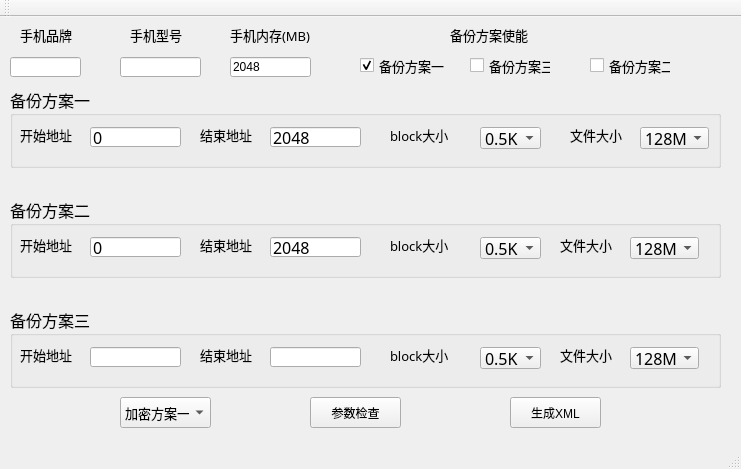
Old version of the form xmlEdit/mainwindow.ui in the repository godvmxi/mobile.
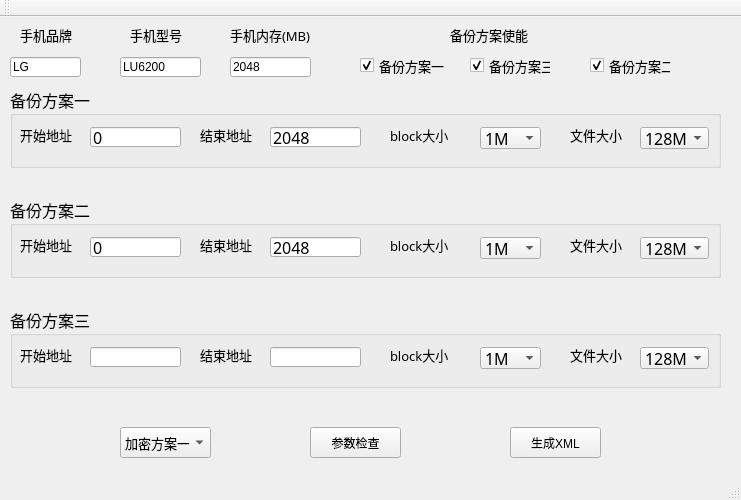
New version of the form.

Commit message: add struct for device

```diff
--- a/xmlEdit/mainwindow.ui
+++ b/xmlEdit/mainwindow.ui
@@ -7,7 +7,7 @@
     <x>0</x>
     <y>0</y>
     <width>741</width>
-    <height>469</height>
+    <height>500</height>
    </rect>
   </property>
   <property name="windowTitle">
@@ -48,6 +48,9 @@
 &lt;/style&gt;&lt;/head&gt;&lt;body style=&quot; font-family:'MS Shell Dlg 2'; font-size:8.25pt; font-weight:400; font-style:normal;&quot;&gt;
 &lt;p style=&quot; margin-top:0px; margin-bottom:0px; margin-left:0px; margin-right:0px; -qt-block-indent:0; text-indent:0px;&quot;&gt;&lt;span style=&quot; font-size:14pt;&quot;&gt;备份单位，每个BLOCK的大小&lt;/span&gt;&lt;/p&gt;&lt;/body&gt;&lt;/html&gt;</string>
      </property>
+     <property name="currentIndex">
+      <number>4</number>
+     </property>
      <item>
       <property name="text">
        <string>0.5K</string>
@@ -259,6 +262,9 @@
 &lt;/style&gt;&lt;/head&gt;&lt;body style=&quot; font-family:'MS Shell Dlg 2'; font-size:8.25pt; font-weight:400; font-style:normal;&quot;&gt;
 &lt;p style=&quot; margin-top:0px; margin-bottom:0px; margin-left:0px; margin-right:0px; -qt-block-indent:0; text-indent:0px;&quot;&gt;&lt;span style=&quot; font-size:14pt;&quot;&gt;备份单位，每个BLOCK的大小&lt;/span&gt;&lt;/p&gt;&lt;/body&gt;&lt;/html&gt;</string>
      </property>
+     <property name="currentIndex">
+      <number>4</number>
+     </property>
      <item>
       <property name="text">
        <string>0.5K</string>
@@ -376,7 +382,7 @@
     <widget class="QLabel" name="label_15">
      <property name="geometry">
       <rect>
-       <x>550</x>
+       <x>560</x>
        <y>40</y>
        <width>61</width>
        <height>16</height>
@@ -395,7 +401,7 @@
     <widget class="QComboBox" name="comboBox_filesize_2">
      <property name="geometry">
       <rect>
-       <x>620</x>
+       <x>630</x>
        <y>40</y>
        <width>69</width>
        <height>22</height>
@@ -470,6 +476,9 @@
 &lt;/style&gt;&lt;/head&gt;&lt;body style=&quot; font-family:'MS Shell Dlg 2'; font-size:8.25pt; font-weight:400; font-style:normal;&quot;&gt;
 &lt;p style=&quot; margin-top:0px; margin-bottom:0px; margin-left:0px; margin-right:0px; -qt-block-indent:0; text-indent:0px;&quot;&gt;&lt;span style=&quot; font-size:14pt;&quot;&gt;备份单位，每个BLOCK的大小&lt;/span&gt;&lt;/p&gt;&lt;/body&gt;&lt;/html&gt;</string>
      </property>
+     <property name="currentIndex">
+      <number>4</number>
+     </property>
      <item>
       <property name="text">
        <string>0.5K</string>
@@ -581,7 +590,7 @@
     <widget class="QLabel" name="label_16">
      <property name="geometry">
       <rect>
-       <x>550</x>
+       <x>560</x>
        <y>40</y>
        <width>61</width>
        <height>16</height>
@@ -600,7 +609,7 @@
     <widget class="QComboBox" name="comboBox_filesize_3">
      <property name="geometry">
       <rect>
-       <x>620</x>
+       <x>630</x>
        <y>40</y>
        <width>69</width>
        <height>22</height>
@@ -645,7 +654,7 @@
     <property name="geometry">
      <rect>
       <x>510</x>
-      <y>380</y>
+      <y>410</y>
       <width>91</width>
       <height>31</height>
      </rect>
@@ -658,7 +667,7 @@
     <property name="geometry">
      <rect>
       <x>120</x>
-      <y>380</y>
+      <y>410</y>
       <width>91</width>
       <height>31</height>
      </rect>
@@ -726,6 +735,9 @@
       <height>20</height>
      </rect>
     </property>
+    <property name="text">
+     <string>LG</string>
+    </property>
    </widget>
    <widget class="QLineEdit" name="lineEdit_3">
     <property name="geometry">
@@ -736,6 +748,9 @@
       <height>20</height>
      </rect>
     </property>
+    <property name="text">
+     <string>LU6200</string>
+    </property>
    </widget>
    <widget class="QLabel" name="label_11">
     <property name="geometry">
@@ -815,6 +830,9 @@
     <property name="text">
      <string>备份方案二</string>
     </property>
+    <property name="checked">
+     <bool>true</bool>
+    </property>
    </widget>
    <widget class="QCheckBox" name="checkBox_3">
     <property name="geometry">
@@ -834,6 +852,9 @@
     <property name="text">
      <string>备份方案三</string>
     </property>
+    <property name="checked">
+     <bool>true</bool>
+    </property>
    </widget>
    <widget class="QLabel" name="label_13">
     <property name="geometry">
@@ -858,7 +879,7 @@
     <property name="geometry">
      <rect>
       <x>310</x>
-      <y>380</y>
+      <y>410</y>
       <width>91</width>
       <height>31</height>
      </rect>
```
Left out of the diff: 23 changed lines with no effect on the pictures. The commit also changes 2 other files.
